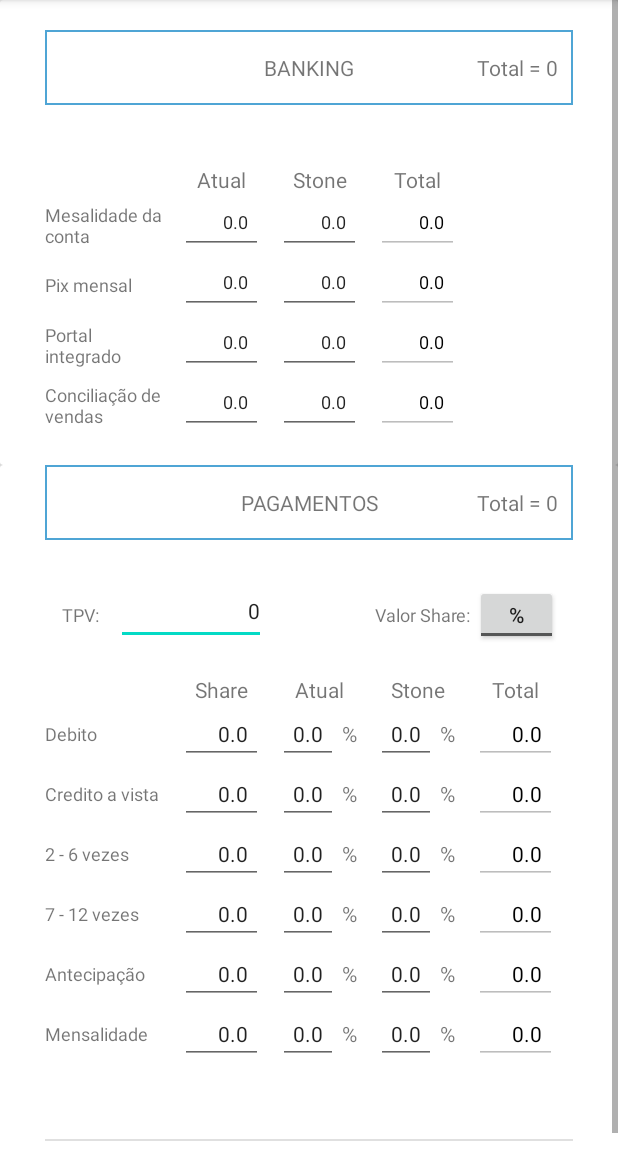
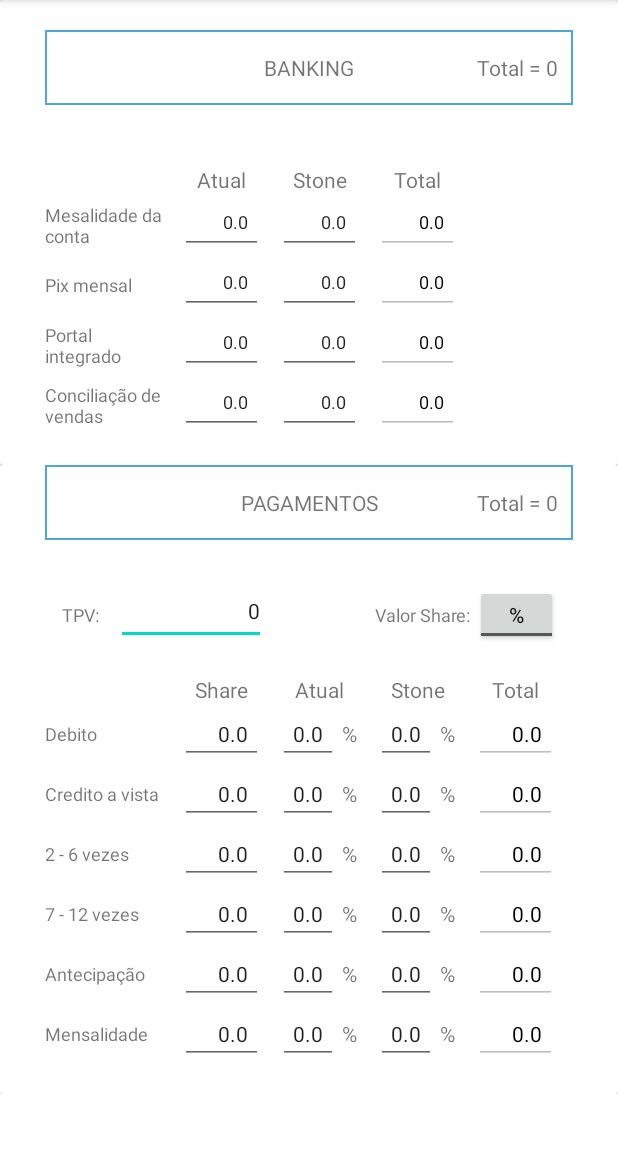
Before and after one commit to PabloManoel/calculo-investimento-adquirente, an Android app: the first screen one second after launch (MainActivity), on a phone screen of 412 x 824 dp, the part 84-1236 px from its top. Run offline under Robolectric (Android 15) with nearby library versions, the phone set to English and light mode, and no system bars.

Commit message:
- removendo marcador

```diff
--- a/app/src/main/res/layout/activity_main.xml
+++ b/app/src/main/res/layout/activity_main.xml
@@ -445,15 +445,6 @@
                         android:textSize="14sp"
                         app:layout_constraintStart_toEndOf="@+id/antecipacao_share_id"
                         app:layout_constraintTop_toBottomOf="@+id/vezes_7_12_atual_id" />
-
-                    <View
-                        android:id="@+id/divider10"
-                        android:layout_width="match_parent"
-                        android:layout_height="1dp"
-                        android:layout_marginTop="50dp"
-                        android:background="?android:attr/listDivider"
-                        app:layout_constraintTop_toBottomOf="@+id/conciliacao_vendas_txt11"
-                        tools:layout_editor_absoluteX="0dp" />
 
                     <TextView
                         android:id="@+id/txt_header_share_id"
```
